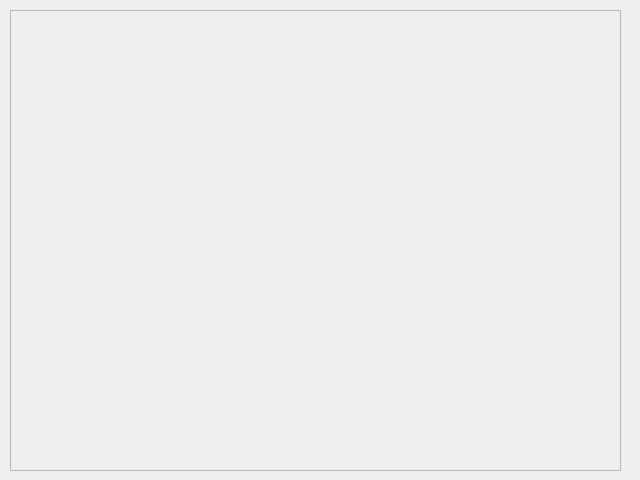
Qt form demoRMR/mapwindow.ui (Samwise101/Control-of-Mobile-Robots) before a commit.
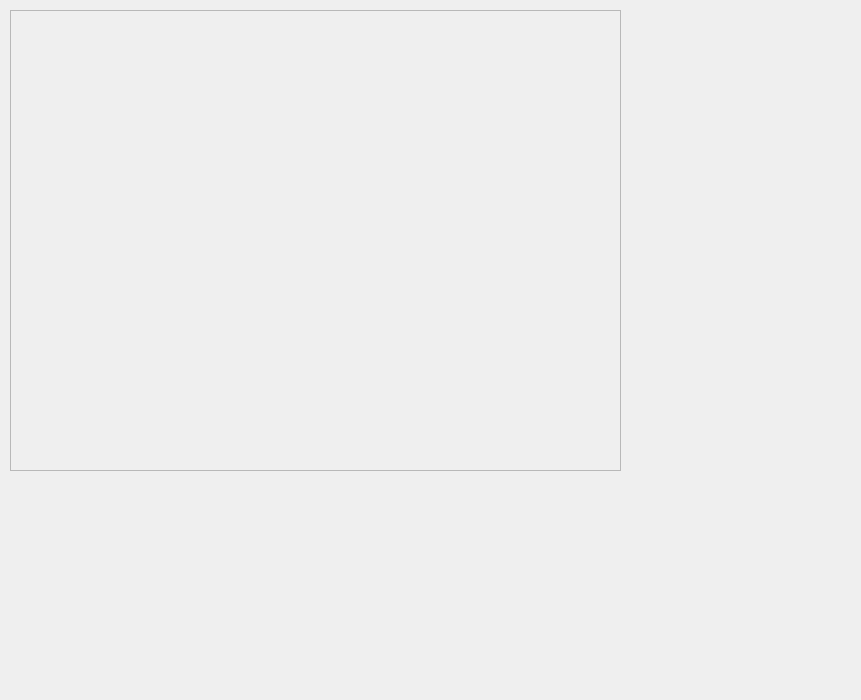
The same form after that commit.

Commit message: Added painter to map dialog

Patch:
```diff
--- a/demoRMR/mapwindow.ui
+++ b/demoRMR/mapwindow.ui
@@ -6,8 +6,8 @@
    <rect>
     <x>0</x>
     <y>0</y>
-    <width>640</width>
-    <height>480</height>
+    <width>861</width>
+    <height>700</height>
    </rect>
   </property>
   <property name="windowTitle">
```
The commit also changes 3 other files.
